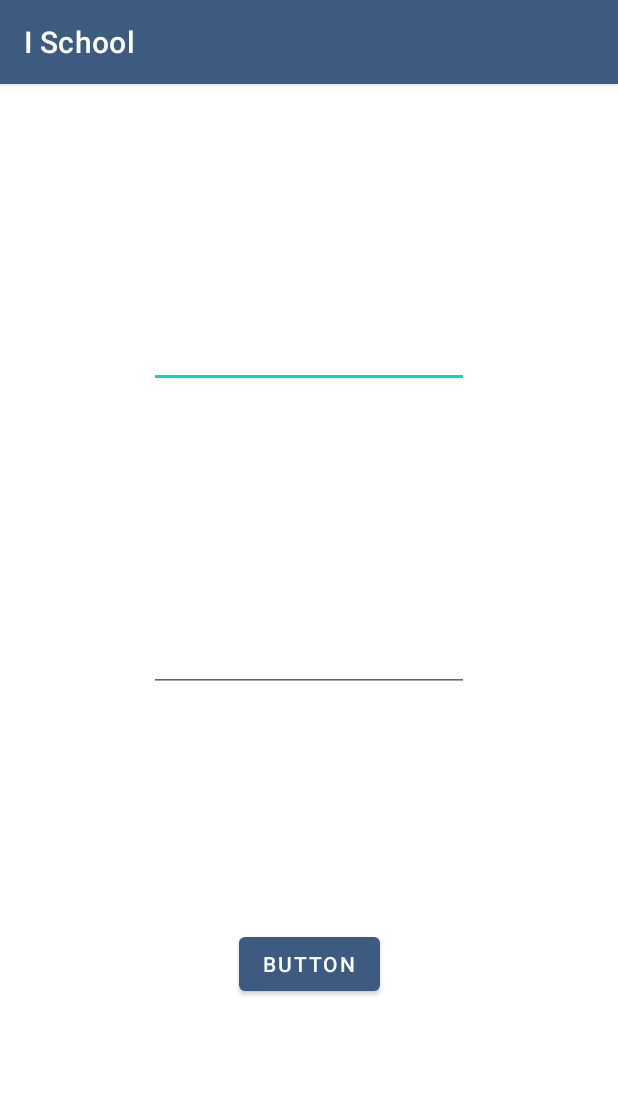
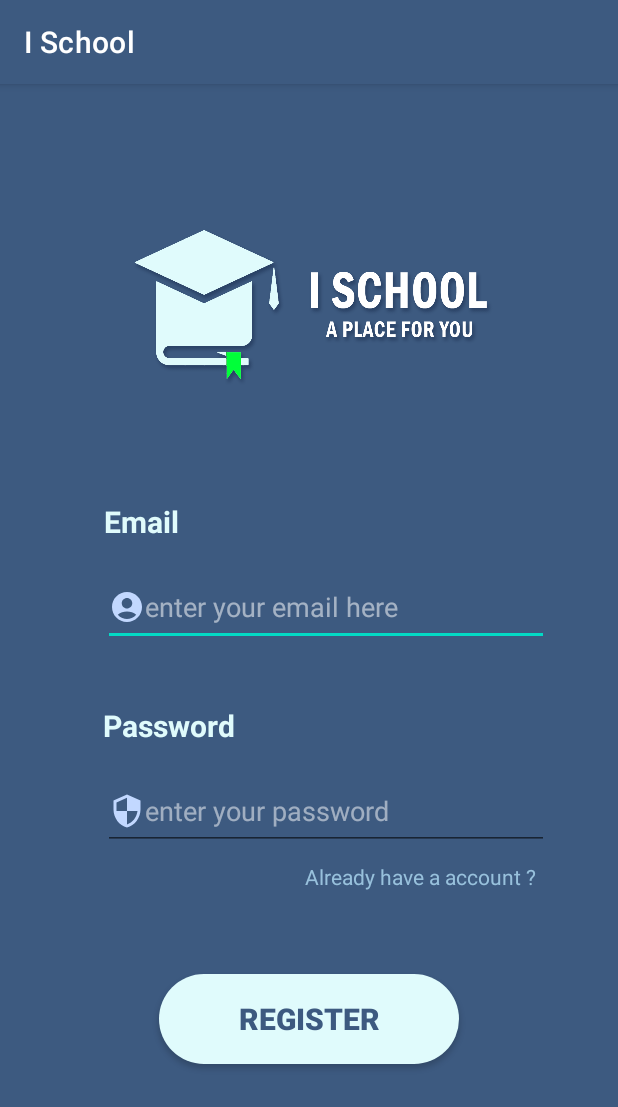
Before and after one commit to AbishekPerera/I-School, an Android app: the RegisterPage screen opened directly, with no data from a screen before it, on a phone screen of 412 x 824 dp. Shown: the top 1107 px of the screen. Run offline under Robolectric (Android 15) with nearby library versions, the light colour scheme and no system bars; our stand-ins replace Firebase (no records; nobody signed in at launch, a user with empty details on screens opened directly).

Commit message:
register page ui design

```diff
--- a/app/src/main/res/layout/activity_register_page.xml
+++ b/app/src/main/res/layout/activity_register_page.xml
@@ -4,40 +4,130 @@
     xmlns:tools="http://schemas.android.com/tools"
     android:layout_width="match_parent"
     android:layout_height="match_parent"
+    android:background="@color/pblue"
     tools:context=".RegisterPage">
+
+    <ImageView
+        android:id="@+id/Login_page_logo"
+        android:layout_width="353dp"
+        android:layout_height="262dp"
+        android:layout_marginStart="46dp"
+        android:layout_marginTop="16dp"
+        android:layout_marginEnd="47dp"
+        android:contentDescription="@string/Logo_img"
+        app:layout_constraintEnd_toEndOf="parent"
+        app:layout_constraintStart_toStartOf="parent"
+        app:layout_constraintTop_toTopOf="parent"
+        app:srcCompat="@drawable/logopng" />
+
+    <TextView
+        android:id="@+id/Login_page_Email_textView"
+        android:layout_width="170dp"
+        android:layout_height="45dp"
+        android:layout_marginStart="68dp"
+        android:layout_marginEnd="172dp"
+        android:text="@string/Email_textV"
+        android:textColor="@color/pllblue"
+        android:textSize="20sp"
+        android:textStyle="bold"
+        app:layout_constraintEnd_toEndOf="parent"
+        app:layout_constraintStart_toStartOf="parent"
+        app:layout_constraintTop_toBottomOf="@+id/Login_page_logo" />
 
     <EditText
         android:id="@+id/reg_email"
-        android:layout_width="wrap_content"
-        android:layout_height="wrap_content"
+        android:layout_width="297dp"
+        android:layout_height="51dp"
+        android:layout_marginStart="68dp"
+        android:layout_marginEnd="46dp"
+        android:inputType="textEmailAddress"
+        android:drawableLeft="@drawable/ic_baseline_account_circle_24"
         android:ems="10"
-        android:inputType="textPersonName"
-        app:layout_constraintBottom_toTopOf="@+id/regpassword"
+        android:hint="@string/Email_text_input"
+        android:textColor="@color/pllblue"
+        android:textColorHint="#88FFFFFF"
         app:layout_constraintEnd_toEndOf="parent"
-        app:layout_constraintHorizontal_bias="0.5"
         app:layout_constraintStart_toStartOf="parent"
-        app:layout_constraintTop_toTopOf="parent" />
+        app:layout_constraintTop_toBottomOf="@+id/Login_page_Email_textView"
+        tools:ignore="TextContrastCheck" />
+
+    <TextView
+        android:id="@+id/Login_page_pw_textView"
+        android:layout_width="170dp"
+        android:layout_height="45dp"
+        android:layout_marginStart="68dp"
+        android:layout_marginTop="39dp"
+        android:layout_marginEnd="173dp"
+        android:text="@string/Password_textV"
+        android:textColor="@color/pllblue"
+        android:textSize="20sp"
+        android:textStyle="bold"
+        app:layout_constraintEnd_toEndOf="parent"
+        app:layout_constraintStart_toStartOf="parent"
+        app:layout_constraintTop_toBottomOf="@+id/reg_email" />
 
     <EditText
         android:id="@+id/regpassword"
+        android:layout_width="297dp"
+        android:layout_height="51dp"
+        android:layout_marginStart="68dp"
+        android:layout_marginEnd="46dp"
+        android:drawableLeft="@drawable/ic_baseline_security_24"
+        android:ems="10"
+        android:hint="@string/Password_text_input"
+        android:textColor="@color/pllblue"
+        android:inputType="textPassword"
+        android:textColorHint="#83FFFFFF"
+        app:layout_constraintEnd_toEndOf="parent"
+        app:layout_constraintStart_toStartOf="parent"
+        app:layout_constraintTop_toBottomOf="@+id/Login_page_pw_textView" />
+
+    <TextView
+        android:id="@+id/Login_page_fogtpw_textView"
+        android:layout_width="200dp"
+        android:layout_height="31dp"
+        android:layout_marginStart="231dp"
+        android:layout_marginTop="8dp"
+        android:layout_marginEnd="37dp"
+        android:text="Already have a account ?"
+        android:textColor="@color/plblue"
+        app:layout_constraintEnd_toEndOf="parent"
+        app:layout_constraintStart_toStartOf="parent"
+        app:layout_constraintTop_toBottomOf="@+id/regpassword"
+        tools:ignore="TextContrastCheck" />
+
+    <androidx.appcompat.widget.AppCompatButton
+        android:id="@+id/regnowbtn"
+        android:layout_width="200dp"
+        android:layout_height="60dp"
+        android:layout_gravity="center"
+        android:layout_marginStart="96dp"
+        android:layout_marginTop="43dp"
+        android:layout_marginEnd="96dp"
+        android:background="@drawable/login_btn"
+        android:insetLeft="0dp"
+        android:text="Register"
+        android:textColor="@color/pblue"
+        android:textSize="20sp"
+        android:textStyle="bold"
+        app:layout_constraintEnd_toEndOf="parent"
+        app:layout_constraintStart_toStartOf="parent"
+        app:layout_constraintTop_toBottomOf="@+id/Login_page_fogtpw_textView" />
+
+
+
+    <ProgressBar
+        android:id="@+id/LoginProgressBar"
+        style="?android:attr/progressBarStyle"
         android:layout_width="wrap_content"
         android:layout_height="wrap_content"
-        android:ems="10"
-        android:inputType="textPassword"
-        app:layout_constraintBottom_toTopOf="@+id/regnowbtn"
-        app:layout_constraintEnd_toEndOf="parent"
-        app:layout_constraintHorizontal_bias="0.5"
-        app:layout_constraintStart_toStartOf="parent"
-        app:layout_constraintTop_toBottomOf="@+id/reg_email" />
-
-    <Button
-        android:id="@+id/regnowbtn"
-        android:layout_width="wrap_content"
-        android:layout_height="wrap_content"
-        android:text="Button"
         app:layout_constraintBottom_toBottomOf="parent"
         app:layout_constraintEnd_toEndOf="parent"
-        app:layout_constraintHorizontal_bias="0.5"
+        app:layout_constraintHorizontal_bias="0.498"
         app:layout_constraintStart_toStartOf="parent"
-        app:layout_constraintTop_toBottomOf="@+id/regpassword" />
+        app:layout_constraintTop_toTopOf="parent"
+        android:visibility="invisible"
+        app:layout_constraintVertical_bias="0.77" />
+
+
 </androidx.constraintlayout.widget.ConstraintLayout>
```
